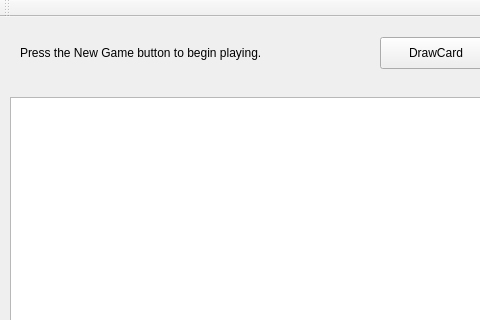
Old version of the form boardwindow.ui in the repository maurawinstanley/candyland; both pictures show x 0 to 480 and y 0 to 320 of the 770 by 816 pixel window.
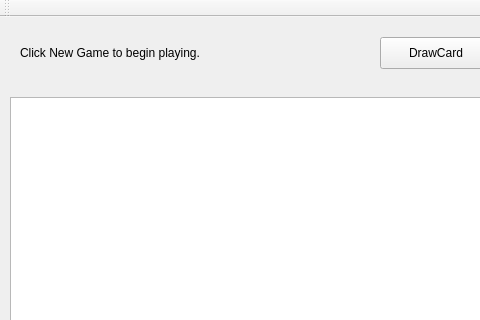
New version of the form.

Commit message: Added win checking and button enabling/disabling

```diff
--- a/boardwindow.ui
+++ b/boardwindow.ui
@@ -86,7 +86,7 @@
      </rect>
     </property>
     <property name="text">
-     <string>Press the New Game button to begin playing.</string>
+     <string>Click New Game to begin playing.</string>
     </property>
    </widget>
   </widget>
```
The commit also changes 2 other files.
